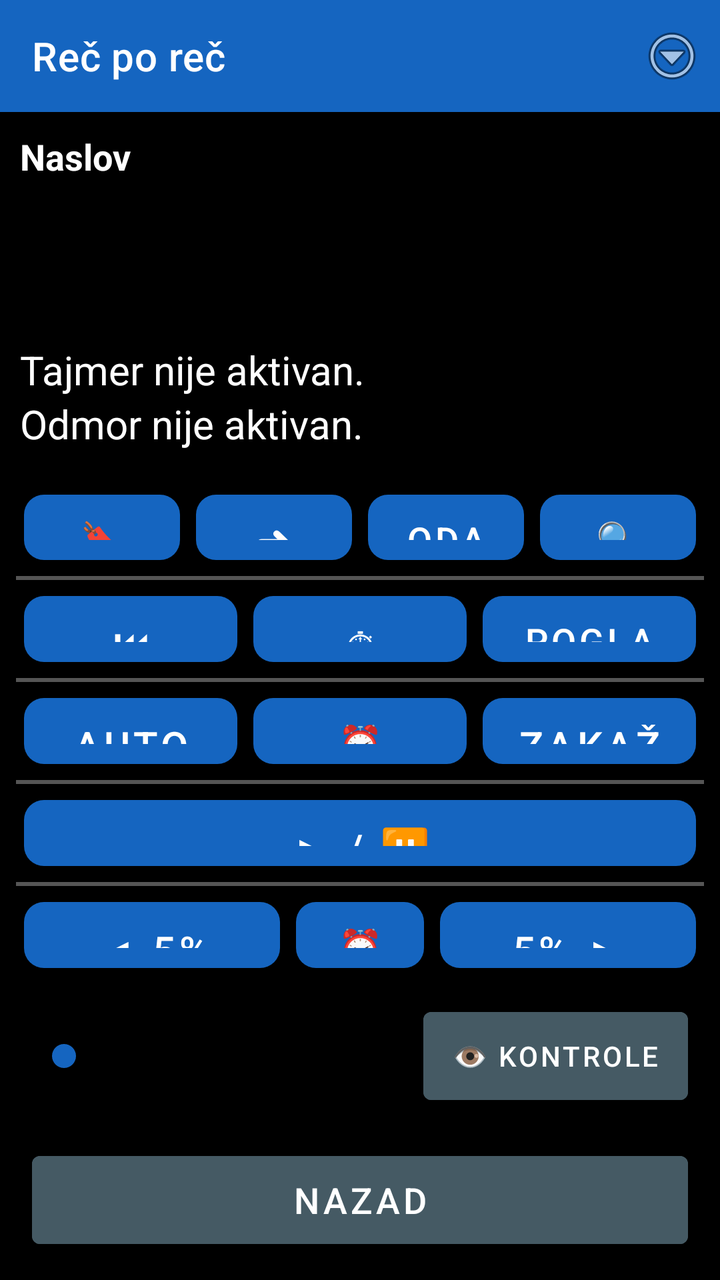
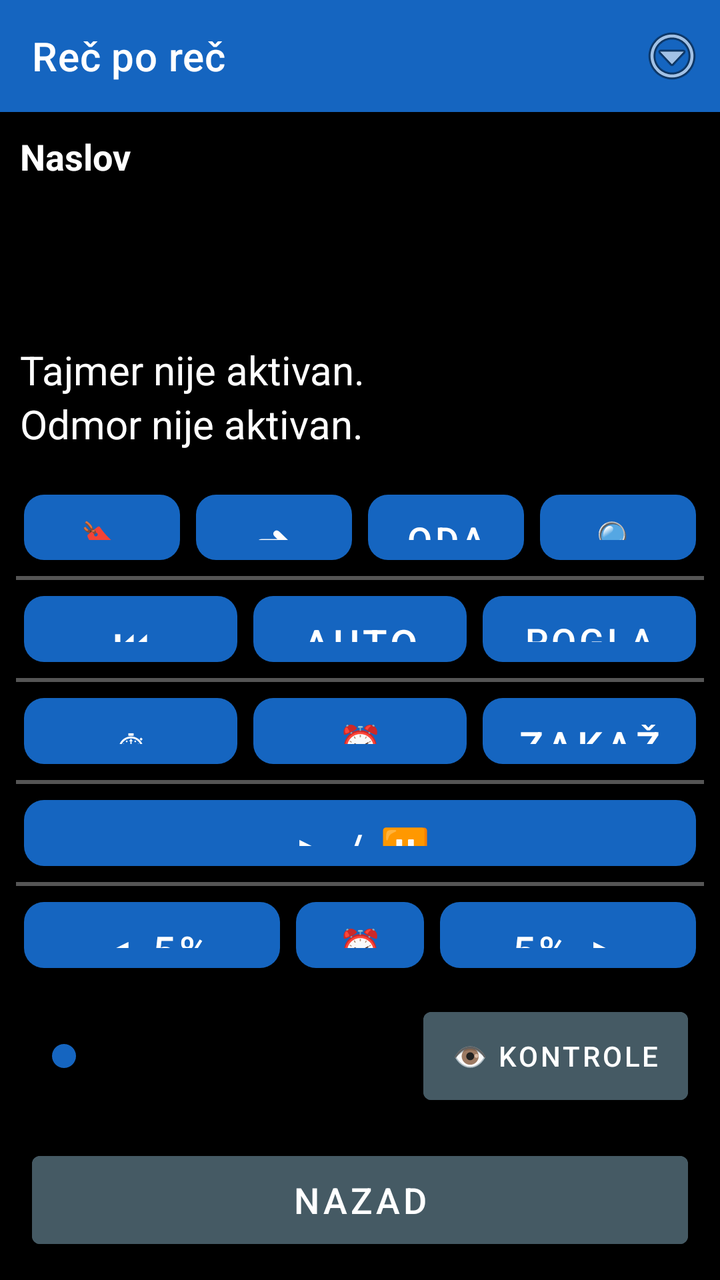

Screens rendered from an Android XML layout before and after an edit, with the pre-edit source and the edit as a unified diff.
<!-- AndroidManifest.xml: application theme Theme.RecPoRec -->
<!-- res/layout/activity_reader.xml -->
<?xml version="1.0" encoding="utf-8"?>
<LinearLayout xmlns:android="http://schemas.android.com/apk/res/android"
    xmlns:app="http://schemas.android.com/apk/res-auto"
    android:layout_width="match_parent"
    android:layout_height="match_parent"
    android:orientation="vertical"
    android:fitsSystemWindows="true"
    android:background="@color/background">

    
    <androidx.appcompat.widget.Toolbar
        android:id="@+id/toolbar"
        android:layout_width="match_parent"
        android:layout_height="?attr/actionBarSize"
        android:background="@color/btn_voice"
        android:titleTextColor="@color/text_primary"
        app:title="@string/app_name">

        <ImageButton
            android:id="@+id/btnOverflow"
            android:layout_width="48dp"
            android:layout_height="48dp"
            android:layout_gravity="end|center_vertical"
            android:background="@android:color/transparent"
            android:contentDescription="@string/menu_options_button"
            android:src="@android:drawable/ic_menu_more" />
    </androidx.appcompat.widget.Toolbar>

    
    <LinearLayout
        android:id="@+id/layoutStatus"
        android:layout_width="match_parent"
        android:layout_height="wrap_content"
        android:orientation="vertical"
        android:padding="10dp">

        <TextView
            android:id="@+id/textDocTitle"
            android:layout_width="match_parent"
            android:layout_height="wrap_content"
            android:textSize="18sp"
            android:textStyle="bold"
            android:textColor="@color/text_primary"
            android:maxLines="1"
            android:ellipsize="end"
            android:text="Naslov" />

        <TextView
            android:id="@+id/textPages"
            android:layout_width="match_parent"
            android:layout_height="wrap_content"
            android:textSize="20sp"
            android:textColor="@color/text_primary"
            android:accessibilityLiveRegion="polite" />

        <TextView
            android:id="@+id/textElapsed"
            android:layout_width="match_parent"
            android:layout_height="wrap_content"
            android:textSize="20sp"
            android:textColor="@color/text_primary" />

        <TextView
            android:id="@+id/textRemaining"
            android:layout_width="match_parent"
            android:layout_height="wrap_content"
            android:textSize="20sp"
            android:textColor="@color/text_primary" />

        <TextView
            android:id="@+id/textTimerStatus"
            android:layout_width="match_parent"
            android:layout_height="wrap_content"
            android:textSize="20sp"
            android:textColor="@color/text_primary"
            android:text="Tajmer nije aktivan." />

        <TextView
            android:id="@+id/textRestStatus"
            android:layout_width="match_parent"
            android:layout_height="wrap_content"
            android:textSize="20sp"
            android:textColor="@color/text_primary"
            android:text="Odmor nije aktivan." />
    </LinearLayout>

    
    <LinearLayout
        android:layout_width="match_parent"
        android:layout_height="0dp"
        android:layout_weight="1"
        android:orientation="vertical"
        android:padding="8dp">

        
        <LinearLayout
            android:id="@+id/layoutRow1"
            android:layout_width="match_parent"
            android:layout_height="0dp"
            android:layout_weight="1"
            android:orientation="horizontal">

            <Button android:id="@+id/btnBookmarks" style="@style/KeyButton"
                android:backgroundTint="@color/btn_goto_page"
                android:contentDescription="Oznake - dodaj, ukloni ili ukloni sve oznake u ovom dokumentu. Dug pritisak: brzo dodaj oznaku."
                android:textSize="18sp"
                android:text="🔖 Oznake" />

            <Button android:id="@+id/btnGoTo" style="@style/KeyButton"
                android:backgroundTint="@color/btn_goto_page"
                android:contentDescription="Idi na stranicu, minut ili oznaku. Dug pritisak: idi na početak dokumenta."
                android:textSize="18sp"
                android:text="➜ Idi na" />

            <Button android:id="@+id/btnSelectAll" style="@style/KeyButton"
                android:backgroundTint="@color/btn_combined"
                android:contentDescription="Odaberi sve. Dug pritisak: kopiraj odabrano."
                android:textSize="18sp"
                android:text="Odaberi sve" />

            <Button android:id="@+id/btnSearchText" style="@style/KeyButton"
                android:backgroundTint="@color/btn_goto_page"
                android:contentDescription="Pretraži tekst dokumenta. Dug pritisak: ponovi poslednju pretragu."
                android:textSize="18sp"
                android:text="🔍 Pretraga" />
        </LinearLayout>

        
        <View
            android:id="@+id/dividerRow1"
            android:layout_width="match_parent"
            android:layout_height="2dp"
            android:layout_marginTop="4dp"
            android:layout_marginBottom="4dp"
            android:background="@color/slider_track"
            android:importantForAccessibility="no" />

        
        <LinearLayout
            android:id="@+id/layoutRow2"
            android:layout_width="match_parent"
            android:layout_height="0dp"
            android:layout_weight="1"
            android:orientation="horizontal">

            <Button android:id="@+id/btnPrevChapter" style="@style/KeyButton"
                android:backgroundTint="@color/btn_chapter"
                android:contentDescription="@string/btn_prev_chapter"
                android:textSize="18sp"
                android:text="⏮ Poglavlje" />

            <Button android:id="@+id/btnTimer" style="@style/KeyButton"
                android:backgroundTint="@color/btn_timer"
                android:contentDescription="@string/btn_timer"
                android:text="⏱ Tajmer" />

            <Button android:id="@+id/btnNextChapter" style="@style/KeyButton"
                android:backgroundTint="@color/btn_chapter"
                android:contentDescription="@string/btn_next_chapter"
                android:textSize="18sp"
                android:text="Poglavlje ⏭" />
        </LinearLayout>

        <View
            android:id="@+id/dividerRow2"
            android:layout_width="match_parent"
            android:layout_height="2dp"
            android:layout_marginTop="4dp"
            android:layout_marginBottom="4dp"
            android:background="@color/slider_track"
            android:importantForAccessibility="no" />

        
        <LinearLayout
            android:id="@+id/layoutRow3"
            android:layout_width="match_parent"
            android:layout_height="0dp"
            android:layout_weight="1"
            android:orientation="horizontal">

            <Button android:id="@+id/btnAutoScroll" style="@style/KeyButton"
                android:backgroundTint="@color/btn_combined"
                android:contentDescription="Automatski listaj dokument."
                android:text="Automatski listaj" />

            <Button android:id="@+id/btnWakeUp" style="@style/KeyButton"
                android:backgroundTint="@color/btn_wakeup"
                android:contentDescription="Probudi me u tačno vreme. Dug pritisak: isključi buđenje."
                android:textSize="18sp"
                android:text="⏰ Probudi" />

            <Button android:id="@+id/btnScheduleReading" style="@style/KeyButton"
                android:backgroundTint="@color/btn_voice"
                android:contentDescription="Zakaži čitanje."
                android:text="Zakaži čitanje" />
        </LinearLayout>

        <View
            android:id="@+id/dividerRow3"
            android:layout_width="match_parent"
            android:layout_height="2dp"
            android:layout_marginTop="4dp"
            android:layout_marginBottom="4dp"
            android:background="@color/slider_track"
            android:importantForAccessibility="no" />

        
        <LinearLayout
            android:layout_width="match_parent"
            android:layout_height="0dp"
            android:layout_weight="1"
            android:orientation="horizontal">

            <Button android:id="@+id/btnPlayPause" style="@style/KeyButton"
                android:backgroundTint="@color/btn_play"
                android:contentDescription="@string/btn_play_pause"
                android:text="▶ / ⏸" />
        </LinearLayout>

        <View
            android:id="@+id/dividerRow4"
            android:layout_width="match_parent"
            android:layout_height="2dp"
            android:layout_marginTop="4dp"
            android:layout_marginBottom="4dp"
            android:background="@color/slider_track"
            android:importantForAccessibility="no" />

        
        <LinearLayout
            android:id="@+id/layoutRow5"
            android:layout_width="match_parent"
            android:layout_height="0dp"
            android:layout_weight="1"
            android:orientation="horizontal">

            <Button android:id="@+id/btnStepBack" style="@style/KeyButton"
                android:layout_weight="2"
                android:backgroundTint="@color/btn_page_nav"
                android:contentDescription="@string/slider_back"
                android:text="◀ 5%" />

            <Button android:id="@+id/btnRemindMe" style="@style/KeyButton"
                android:backgroundTint="@color/btn_timer"
                android:contentDescription="Podsetnik, vraća dokument unazad. Dug pritisak: ponovi poslednji podsetnik."
                android:textSize="18sp"
                android:text="⏰ Podseti" />

            <Button android:id="@+id/btnStepForward" style="@style/KeyButton"
                android:layout_weight="2"
                android:backgroundTint="@color/btn_page_nav"
                android:contentDescription="@string/slider_forward"
                android:text="5% ▶" />
        </LinearLayout>

    </LinearLayout>

    
    <LinearLayout
        android:layout_width="match_parent"
        android:layout_height="wrap_content"
        android:orientation="horizontal"
        android:gravity="center_vertical"
        android:layout_marginStart="16dp"
        android:layout_marginEnd="16dp"
        android:layout_marginTop="4dp"
        android:layout_marginBottom="16dp">

        <SeekBar
            android:id="@+id/seekProgress"
            android:layout_width="0dp"
            android:layout_weight="1"
            android:layout_height="56dp"
            android:contentDescription="@string/slider_position"
            android:max="100"
            android:progressTint="@color/btn_voice"
            android:thumbTint="@color/btn_voice" />

        <Button
            android:id="@+id/btnToggleControls"
            android:layout_width="wrap_content"
            android:layout_height="56dp"
            android:layout_marginStart="10dp"
            android:minWidth="0dp"
            android:paddingStart="14dp"
            android:paddingEnd="14dp"
            android:textSize="14sp"
            android:backgroundTint="@color/btn_combined"
            android:textColor="@color/button_text"
            android:contentDescription="Prikaži ili sakrij kontrole. Dug pritisak: Kratak predah, pauzira čitanje na 15 minuta."
            android:text="👁 Kontrole" />
    </LinearLayout>

    
    <Button
        android:id="@+id/btnBack"
        android:layout_width="match_parent"
        android:layout_height="56dp"
        android:layout_marginStart="16dp"
        android:layout_marginEnd="16dp"
        android:layout_marginBottom="12dp"
        android:textSize="18sp"
        android:backgroundTint="@color/btn_combined"
        android:textColor="@color/button_text"
        android:contentDescription="Nazad. Zatvara dokument, vraća na listu. Dug pritisak: pošalji aplikaciju u pozadinu."
        android:text="Nazad" />

</LinearLayout>
<!-- resources referenced by this layout -->
<resources>
  <color name="background">#000000</color>
  <color name="btn_chapter">#2E7D32</color>
  <color name="btn_combined">#455A64</color>
  <color name="btn_goto_page">#5D4037</color>
  <color name="btn_page_nav">#AD1457</color>
  <color name="btn_play">#D84315</color>
  <color name="btn_timer">#6A1B9A</color>
  <color name="btn_voice">#1565C0</color>
  <color name="btn_wakeup">#C62828</color>
  <color name="button_text">#FFFFFF</color>
  <color name="slider_track">#555555</color>
  <color name="text_primary">#FFFFFF</color>
  <string name="app_name">Reč po reč</string>
  <string name="btn_next_chapter">Sledeće poglavlje. Dug pritisak: spisak svih poglavlja.</string>
  <string name="btn_play_pause">Pokreni/Pauziraj čitanje. Dug pritisak: reci trenutni status.</string>
  <string name="btn_prev_chapter">Prethodno poglavlje. Dug pritisak: ponovi trenutno poglavlje.</string>
  <string name="btn_timer">Tajmer za automatsku pauzu. Dug pritisak: isključi tajmer.</string>
  <string name="menu_options_button">Opcije. Dug pritisak: provera dozvola.</string>
  <string name="slider_back">Pomeri pet posto unazad. Dug pritisak: ponovi trenutnu stranicu.</string>
  <string name="slider_forward">Pomeri pet posto unapred. Dug pritisak: poništi poslednju radnju.</string>
  <string name="slider_position">Klizač za pomeranje kroz knjigu, pet posto po koraku</string>
  <style name="KeyButton">
          <item name="android:layout_width">0dp</item>
          <item name="android:layout_height">match_parent</item>
          <item name="android:layout_weight">1</item>
          <item name="android:layout_margin">4dp</item>
          <item name="android:textSize">20sp</item>
          <item name="android:textColor">@color/button_text</item>
          <item name="android:background">@drawable/key_button_shape</item>
          <item name="android:stateListAnimator">@null</item>
          <item name="android:elevation">0dp</item>
      </style>
  <style name="Theme.RecPoRec" parent="Theme.MaterialComponents.DayNight.NoActionBar">
          <item name="android:windowBackground">@color/background</item>
          <item name="android:textColorPrimary">@color/text_primary</item>
          <item name="colorPrimary">@color/btn_voice</item>
          <item name="colorOnPrimary">@color/button_text</item>
          <item name="alertDialogTheme">@style/RecPoRecAlertDialog</item>
          <item name="android:alertDialogTheme">@style/RecPoRecAlertDialog</item>
      </style>
  <!-- drawable key_button_shape (drawable) -->
  <?xml version="1.0" encoding="utf-8"?>
  <shape xmlns:android="http://schemas.android.com/apk/res/android"
      android:shape="rectangle">
      <corners android:radius="10dp" />
      <solid android:color="#FFFFFF" />
  </shape>
  <style name="RecPoRecDialogText" parent="TextAppearance.AppCompat.Medium">
          <item name="android:textSize">20sp</item>
          <item name="android:textColor">@color/text_primary</item>
      </style>
  <style name="RecPoRecDialogButton" parent="Widget.AppCompat.Button.ButtonBar.AlertDialog">
          <item name="android:textSize">18sp</item>
          <item name="android:textColor">@color/btn_goto_page</item>
          <item name="android:textStyle">bold</item>
      </style>
  <!-- unchanged entries left out for length: 1 -->
</resources>

<!-- the commit's change to res/layout/activity_reader.xml (unified diff, before → after) -->
@@ -149,10 +149,10 @@
                 android:textSize="18sp"
                 android:text="⏮ Poglavlje" />
 
-            <Button android:id="@+id/btnTimer" style="@style/KeyButton"
-                android:backgroundTint="@color/btn_timer"
-                android:contentDescription="@string/btn_timer"
-                android:text="⏱ Tajmer" />
+            <Button android:id="@+id/btnAutoScroll" style="@style/KeyButton"
+                android:backgroundTint="@color/btn_combined"
+                android:contentDescription="Automatski listaj dokument."
+                android:text="Automatski listaj" />
 
             <Button android:id="@+id/btnNextChapter" style="@style/KeyButton"
                 android:backgroundTint="@color/btn_chapter"
@@ -178,10 +178,10 @@
             android:layout_weight="1"
             android:orientation="horizontal">
 
-            <Button android:id="@+id/btnAutoScroll" style="@style/KeyButton"
-                android:backgroundTint="@color/btn_combined"
-                android:contentDescription="Automatski listaj dokument."
-                android:text="Automatski listaj" />
+            <Button android:id="@+id/btnTimer" style="@style/KeyButton"
+                android:backgroundTint="@color/btn_timer"
+                android:contentDescription="@string/btn_timer"
+                android:text="⏱ Tajmer" />
 
             <Button android:id="@+id/btnWakeUp" style="@style/KeyButton"
                 android:backgroundTint="@color/btn_wakeup"
